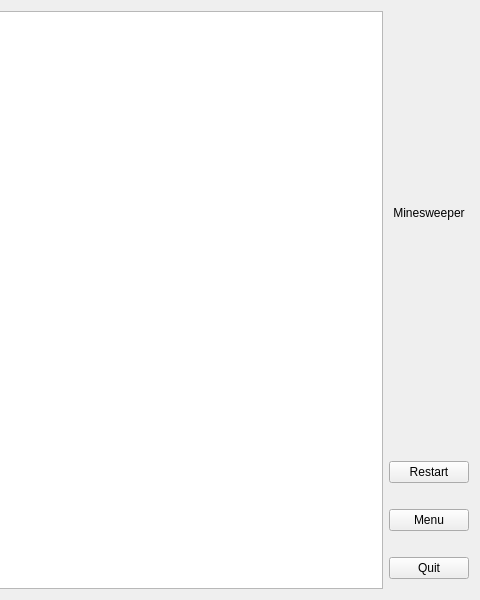
Before: the Qt Designer form minesweeperview.ui in colajam93/Minesweeper, drawn with Qt 5; both pictures show x 320 to 800 and y 0 to 600 of the 800 by 600 pixel window.
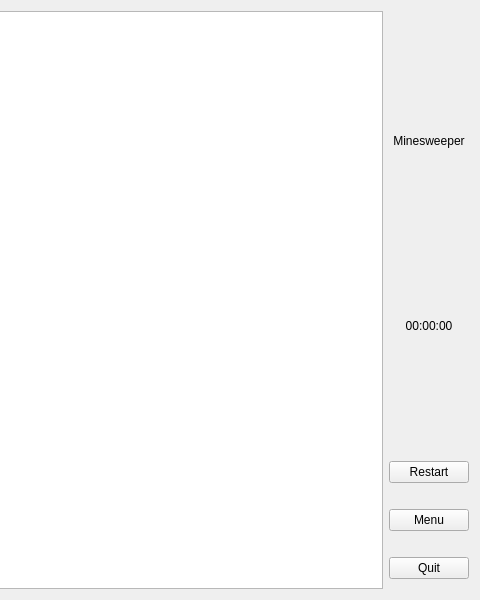
After: the same form once the commit is applied.

```diff
--- a/minesweeperview.ui
+++ b/minesweeperview.ui
@@ -32,6 +32,22 @@
    </item>
    <item>
     <layout class="QVBoxLayout" name="menuVerticalLayout">
+     <item>
+      <spacer name="verticalSpacer_5">
+       <property name="orientation">
+        <enum>Qt::Vertical</enum>
+       </property>
+       <property name="sizeType">
+        <enum>QSizePolicy::Preferred</enum>
+       </property>
+       <property name="sizeHint" stdset="0">
+        <size>
+         <width>20</width>
+         <height>40</height>
+        </size>
+       </property>
+      </spacer>
+     </item>
      <item>
       <widget class="QLabel" name="titleLabel">
        <property name="text">
@@ -42,6 +58,22 @@
        </property>
       </widget>
      </item>
+     <item>
+      <widget class="QLabel" name="timeLabel">
+       <property name="sizePolicy">
+        <sizepolicy hsizetype="Preferred" vsizetype="Minimum">
+         <horstretch>0</horstretch>
+         <verstretch>0</verstretch>
+        </sizepolicy>
+       </property>
+       <property name="text">
+        <string>00:00:00</string>
+       </property>
+       <property name="alignment">
+        <set>Qt::AlignCenter</set>
+       </property>
+      </widget>
+     </item>
      <item>
       <spacer name="verticalSpacer">
        <property name="orientation">
```
